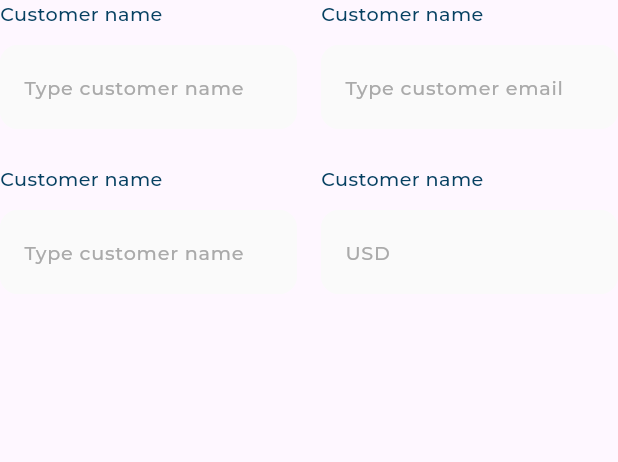
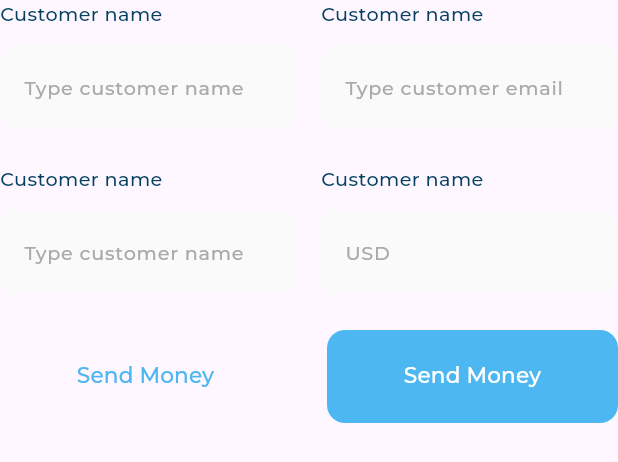
Before and after one commit to omerbanaemh/responsive_dash_board, a Flutter app: the QuickInvoiceForm widget shown alone on an empty page, opened directly, on a phone screen of 412 x 824 dp. Shown: the top 462 px of the screen. Run offline on Flutter 3.47's test engine with Material 3 defaults, Android fonts, the phone set to English and light mode, and no system bars; our stand-ins replace flutter_svg; project files that could hold a hidden picture were left out.

Commit message:
CustomButton

```diff
--- a/lib/widgets/dashboard_desktop_layout.dart
+++ b/lib/widgets/dashboard_desktop_layout.dart
@@ -16,6 +16,7 @@ class DashboardDesktopLayout extends StatelessWidget {
           SizedBox(width: 32),
           Expanded(
             flex: 3,
+            child: SingleChildScrollView(
               child: Column(
                 children: [
                   AllExpensess(),
@@ -24,6 +25,7 @@ class DashboardDesktopLayout extends StatelessWidget {
                     ],
               ),
             ),
+          ),
         ],
       ),
     );
--- /dev/null
+++ b/lib/widgets/quick_invoice/custom_button.dart
@@ -0,0 +1,30 @@
+import 'package:flutter/material.dart';
+import 'package:responsive_dash_board/utils/app_styles.dart';
+
+class CustomButton extends StatelessWidget {
+  const CustomButton({super.key, this.backgourndColor, this.textColor});
+
+  final Color? backgourndColor, textColor;
+  @override
+  Widget build(BuildContext context) {
+    return SizedBox(
+      height: 62,
+      child: ElevatedButton(
+        style: ElevatedButton.styleFrom(
+          shape: RoundedRectangleBorder(
+            borderRadius: BorderRadius.circular(12),
+          ),
+          elevation: 0,
+          backgroundColor: backgourndColor ?? const Color(0xFF4DB7F2),
+        ),
+        onPressed: () {},
+        child: Text(
+          'Send Money',
+          style: AppStyles.styleSemiBold18(context).copyWith(
+            color: textColor,
+          ),
+        ),
+      ),
+    );
+  }
+}
--- a/lib/widgets/quick_invoice/quick_invoice_form.dart
+++ b/lib/widgets/quick_invoice/quick_invoice_form.dart
@@ -1,4 +1,5 @@
 import 'package:flutter/material.dart';
+import 'package:responsive_dash_board/widgets/quick_invoice/custom_button.dart';
 import 'package:responsive_dash_board/widgets/quick_invoice/title_text_field.dart';
 
 class QuickInvoiceForm extends StatelessWidget {
@@ -38,25 +39,25 @@ class QuickInvoiceForm extends StatelessWidget {
             ),
           ],
         ),
-        // SizedBox(
-        //   height: 24,
-        // ),
-        // Row(
-        //   children: [
-        //     Expanded(
-        //       child: CustomButton(
-        //         textColor: Color(0xFF4DB7F2),
-        //         backgourndColor: Colors.transparent,
-        //       ),
-        //     ),
-        //     SizedBox(
-        //       width: 24,
-        //     ),
-        //     Expanded(
-        //       child: CustomButton(),
-        //     ),
-        //   ],
-        // )
+        SizedBox(
+          height: 24,
+        ),
+        Row(
+          children: [
+            Expanded(
+              child: CustomButton(
+                textColor: Color(0xFF4DB7F2),
+                backgourndColor: Colors.transparent,
+              ),
+            ),
+            SizedBox(
+              width: 24,
+            ),
+            Expanded(
+              child: CustomButton(),
+            ),
+          ],
+        )
       ],
     );
   }
```
Lines whose indentation alone changed are shown as unchanged.
